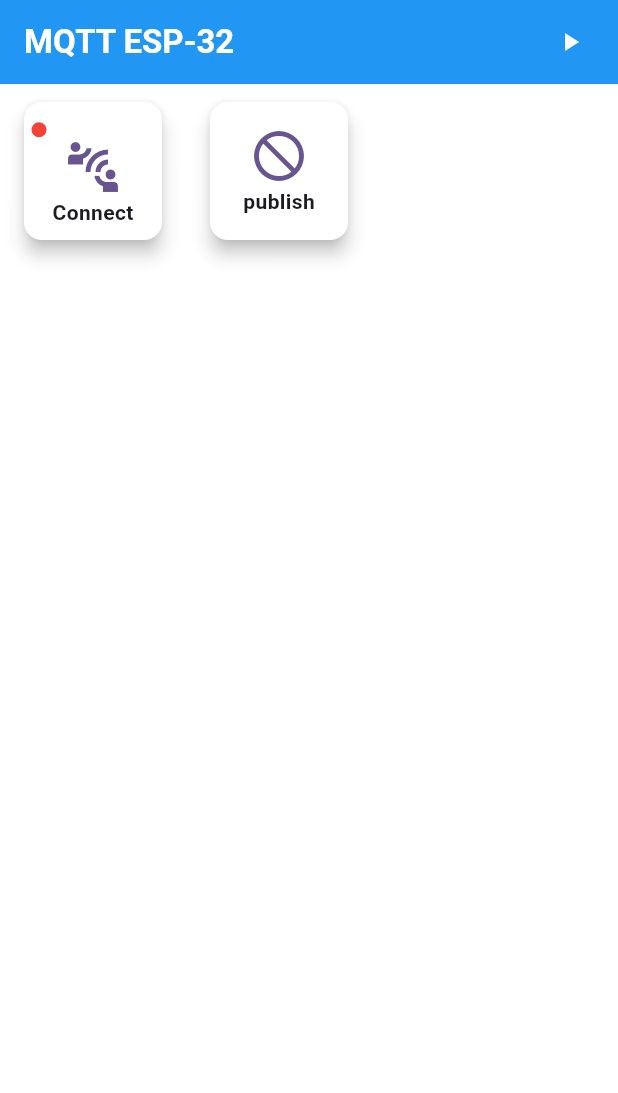
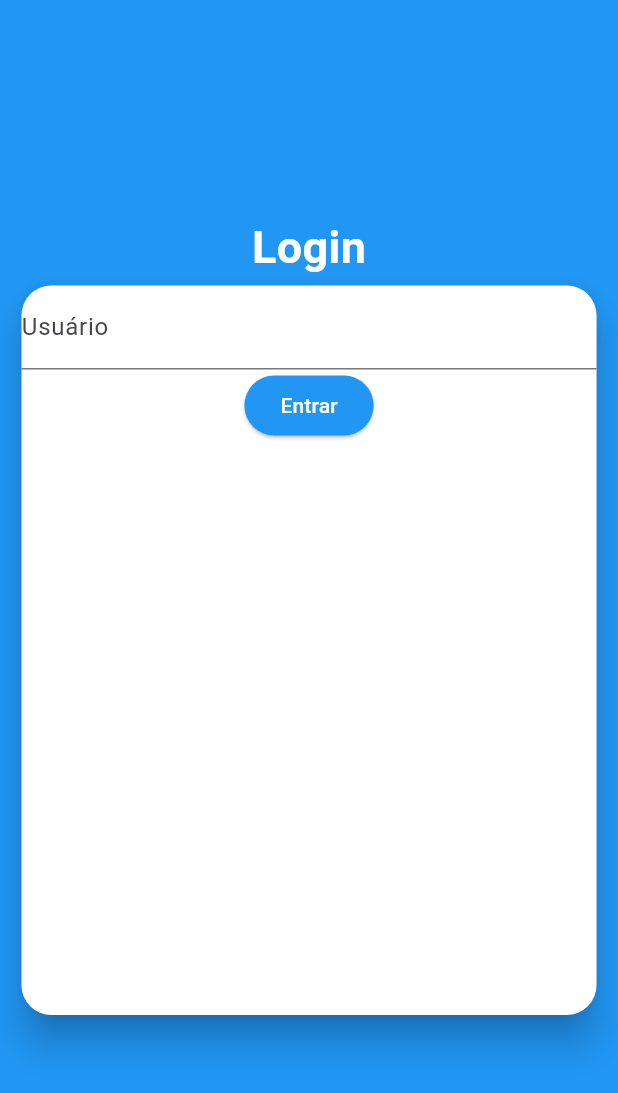
Before and after one commit to Raiam-Dev/app_flutter_http, a Flutter app: the screen it shows after launch, on a phone screen of 412 x 824 dp. Shown: the top 1093 px of the screen. Run offline on Flutter 3.47's test engine with Material 3 defaults, Android fonts, the phone set to English and light mode, and no system bars; missing offline and left inert: mqtt_client.

Commit message:
Versao a Ser Revisada

```diff
--- /dev/null
+++ b/lib/core/utils/callback_disconnect.dart
@@ -0,0 +1,7 @@
+import 'package:app_http/core/utils/mqtt_connection.dart';
+import 'package:app_http/core/globals/variaveis_globais.dart';
+
+void disconnect() {
+  client.disconnect();
+  conectado = false;
+}
--- a/lib/utils/callback_onDisconnect.dart
+++ b/lib/core/utils/callback_onDisconnect.dart
@@ -1,4 +1,4 @@
-import 'package:app_http/utils/mqtt_connection.dart';
+import 'package:app_http/core/utils/mqtt_connection.dart';
 import 'package:mqtt_client/mqtt_client.dart';
 
 void onDisconnected() {
--- a/lib/utils/callback_publicar.dart
+++ b/lib/core/utils/callback_publicar.dart
@@ -1,6 +1,6 @@
 import 'dart:convert';
 
-import 'package:app_http/utils/mqtt_connection.dart';
+import 'package:app_http/core/utils/mqtt_connection.dart';
 import 'package:mqtt_client/mqtt_client.dart';
 
 void publicar() {
--- a/lib/utils/mqtt_connection.dart
+++ b/lib/core/utils/mqtt_connection.dart
@@ -1,7 +1,7 @@
 import 'dart:io';
-import 'package:app_http/utils/callback_onConnect.dart';
-import 'package:app_http/utils/callback_onDisconnect.dart';
-import 'package:app_http/utils/variaveis_globais/variaveis_globais.dart';
+import 'package:app_http/core/utils/callback_onConnect.dart';
+import 'package:app_http/core/utils/callback_onDisconnect.dart';
+import 'package:app_http/core/globals/variaveis_globais.dart';
 import 'package:mqtt_client/mqtt_client.dart';
 import 'package:mqtt_client/mqtt_server_client.dart';
 
--- a/lib/main.dart
+++ b/lib/main.dart
@@ -1,8 +1,9 @@
-import 'package:app_http/cores/cores_globais.dart';
-import 'package:app_http/utils/callback_disconnect.dart';
-import 'package:app_http/utils/mqtt_connection.dart';
-import 'package:app_http/utils/variaveis_globais/variaveis_globais.dart';
-import 'package:app_http/widgets/body_teste.dart';
+import 'package:app_http/core/constants/cores_globais.dart';
+import 'package:app_http/core/utils/callback_disconnect.dart';
+import 'package:app_http/core/utils/mqtt_connection.dart';
+import 'package:app_http/core/globals/variaveis_globais.dart';
+import 'package:app_http/presentation/pages/home_login.dart';
+import 'package:app_http/presentation/pages/home_painel.dart';
 import 'package:flutter/material.dart';
 
 void main() => runApp(const MyApp());
@@ -17,7 +18,10 @@
       theme: ThemeData(
         colorScheme: ColorScheme.fromSeed(seedColor: Colors.deepPurple),
       ),
-      home: const MyHomePage(),
+      routes: <String, WidgetBuilder>{
+        'HomePainel': (BuildContext context) => MyHomePage(),
+        '/': (BuildContext context) => HomeLogin(),
+      },
     );
   }
 }
@@ -62,7 +66,7 @@
               ),
         ],
       ),
-      body: BodyHome(),
+      body: HomePainel(),
     );
   }
 }
--- /dev/null
+++ b/lib/presentation/pages/home_login.dart
@@ -0,0 +1,64 @@
+import 'package:app_http/core/constants/cores_globais.dart';
+import 'package:flutter/material.dart';
+
+class HomeLogin extends StatefulWidget {
+  const HomeLogin({super.key});
+
+  @override
+  State<HomeLogin> createState() => _HomeLoginState();
+}
+
+class _HomeLoginState extends State<HomeLogin> {
+  @override
+  Widget build(BuildContext context) {
+    return Scaffold(
+      backgroundColor: blue,
+      body: SafeArea(
+        child: Center(
+          child: SingleChildScrollView(
+            child: Column(
+              mainAxisAlignment: MainAxisAlignment.center,
+              children: [
+                Text(
+                  "Login",
+                  style: TextStyle(
+                    color: white,
+                    fontSize: 30,
+                    fontWeight: FontWeight.bold,
+                  ),
+                ),
+                SizedBox(
+                  width: MediaQuery.sizeOf(context).width * 0.95,
+                  height: MediaQuery.sizeOf(context).height * 0.60,
+                  child: Card(
+                    color: white,
+                    elevation: 10,
+                    shape: RoundedRectangleBorder(
+                      borderRadius: BorderRadius.circular(20),
+                    ),
+                    child: Column(
+                      children: [
+                        TextFormField(
+                          decoration: InputDecoration(label: Text("Usuário")),
+                        ),
+                        ElevatedButton(
+                          style: ElevatedButton.styleFrom(
+                            backgroundColor: blue,
+                          ),
+                          onPressed: () {
+                            Navigator.of(context).pushNamed("HomePainel");
+                          },
+                          child: Text("Entrar", style: TextStyle(color: white)),
+                        ),
+                      ],
+                    ),
+                  ),
+                ),
+              ],
+            ),
+          ),
+        ),
+      ),
+    );
+  }
+}
--- a/lib/widgets/body_teste.dart
+++ b/lib/presentation/pages/home_painel.dart
@@ -1,17 +1,17 @@
-import 'package:app_http/cores/cores_globais.dart';
-import 'package:app_http/utils/callback_publicar.dart';
-import 'package:app_http/utils/mqtt_connection.dart';
-import 'package:app_http/utils/variaveis_globais/variaveis_globais.dart';
+import 'package:app_http/core/constants/cores_globais.dart';
+import 'package:app_http/core/utils/callback_publicar.dart';
+import 'package:app_http/core/utils/mqtt_connection.dart';
+import 'package:app_http/core/globals/variaveis_globais.dart';
 import 'package:flutter/material.dart';
 
-class BodyHome extends StatefulWidget {
-  const BodyHome({super.key});
+class HomePainel extends StatefulWidget {
+  const HomePainel({super.key});
 
   @override
-  State<BodyHome> createState() => _BodyTesteState();
+  State<HomePainel> createState() => _BodyTesteState();
 }
 
-class _BodyTesteState extends State<BodyHome> {
+class _BodyTesteState extends State<HomePainel> {
   @override
   Widget build(BuildContext context) {
     return Column(
--- a/lib/utils/callback_disconnect.dart
+++ /dev/null
@@ -1,7 +0,0 @@
-import 'package:app_http/utils/mqtt_connection.dart';
-import 'package:app_http/utils/variaveis_globais/variaveis_globais.dart';
-
-void disconnect() {
-  client.disconnect();
-  conectado = false;
-}
```
Also changed, not shown: lib/core/constants/cores_globais.dart (renamed from lib/cores/cores_globais.dart), lib/core/globals/variaveis_globais.dart (renamed from lib/utils/variaveis_globais/variaveis_globais.dart), lib/core/utils/callback_onConnect.dart (renamed from lib/utils/callback_onConnect.dart), 2 other files.
